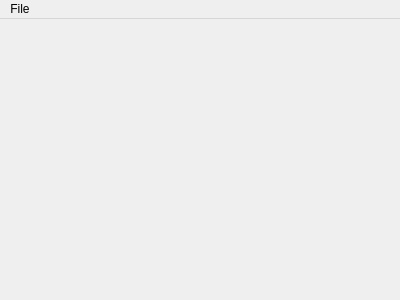
First picture: the form in src/youtubedownloader.ui, repository El3ctroGh0st/youtube-dl, before the edit.
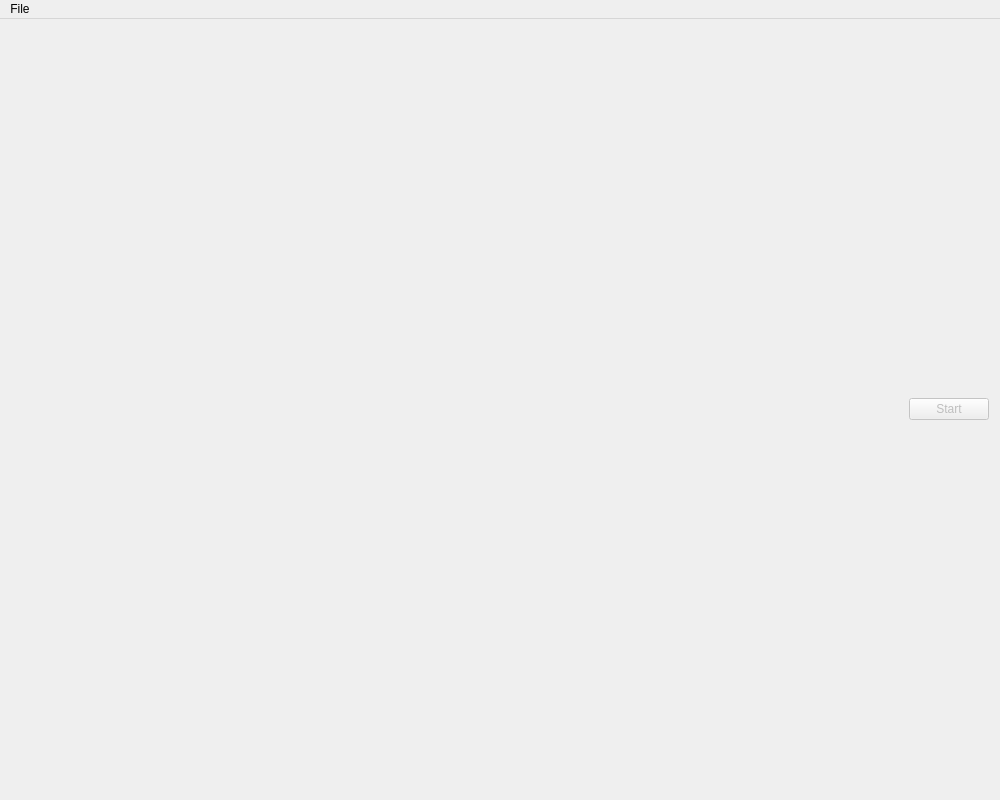
Second picture: the form after the edit.

Diff of the .ui file:
```diff
--- a/src/youtubedownloader.ui
+++ b/src/youtubedownloader.ui
@@ -6,20 +6,56 @@
    <rect>
     <x>0</x>
     <y>0</y>
-    <width>400</width>
-    <height>300</height>
+    <width>1000</width>
+    <height>800</height>
    </rect>
   </property>
   <property name="windowTitle">
    <string>YoutubeDownloader</string>
   </property>
-  <widget class="QWidget" name="centralWidget"/>
+  <widget class="QWidget" name="centralWidget">
+   <layout class="QVBoxLayout" name="verticalLayout">
+    <item>
+     <layout class="QHBoxLayout" name="mainLayout"/>
+    </item>
+    <item>
+     <layout class="QHBoxLayout" name="buttonLayout">
+      <item>
+       <spacer name="horizontalSpacer">
+        <property name="orientation">
+         <enum>Qt::Horizontal</enum>
+        </property>
+        <property name="sizeHint" stdset="0">
+         <size>
+          <width>40</width>
+          <height>20</height>
+         </size>
+        </property>
+       </spacer>
+      </item>
+      <item>
+       <widget class="QPushButton" name="confirmationButton">
+        <property name="enabled">
+         <bool>false</bool>
+        </property>
+        <property name="text">
+         <string>Start</string>
+        </property>
+        <property name="checkable">
+         <bool>false</bool>
+        </property>
+       </widget>
+      </item>
+     </layout>
+    </item>
+   </layout>
+  </widget>
   <widget class="QMenuBar" name="menuBar">
    <property name="geometry">
     <rect>
      <x>0</x>
      <y>0</y>
-     <width>400</width>
+     <width>1000</width>
      <height>20</height>
     </rect>
    </property>
```
